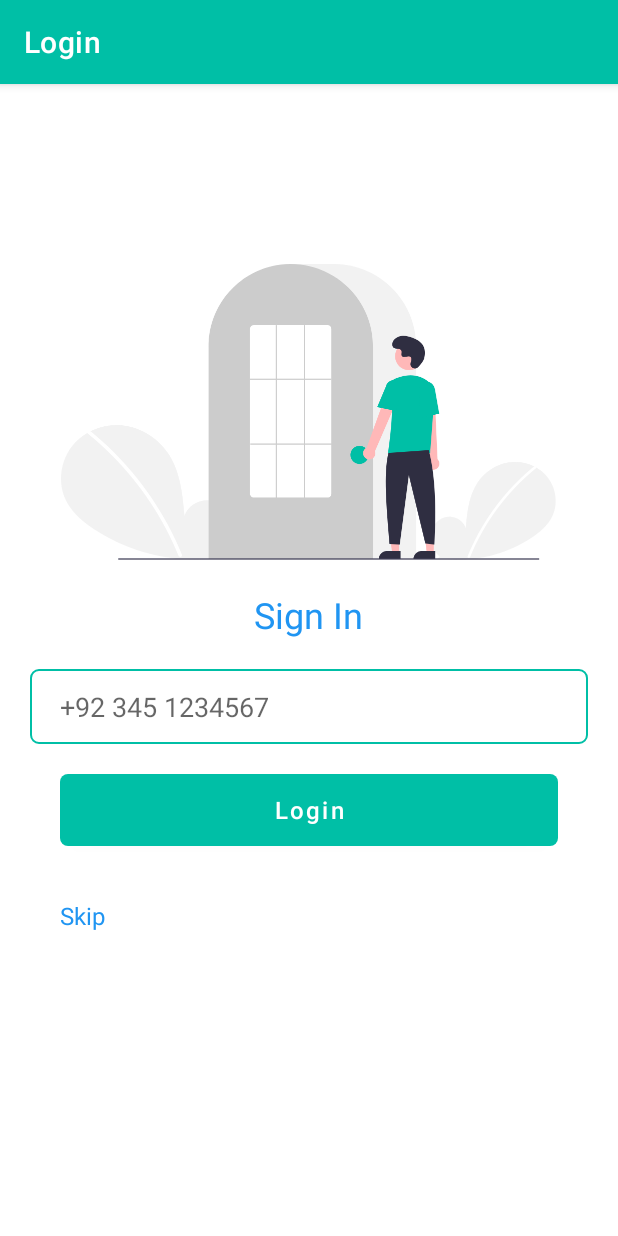
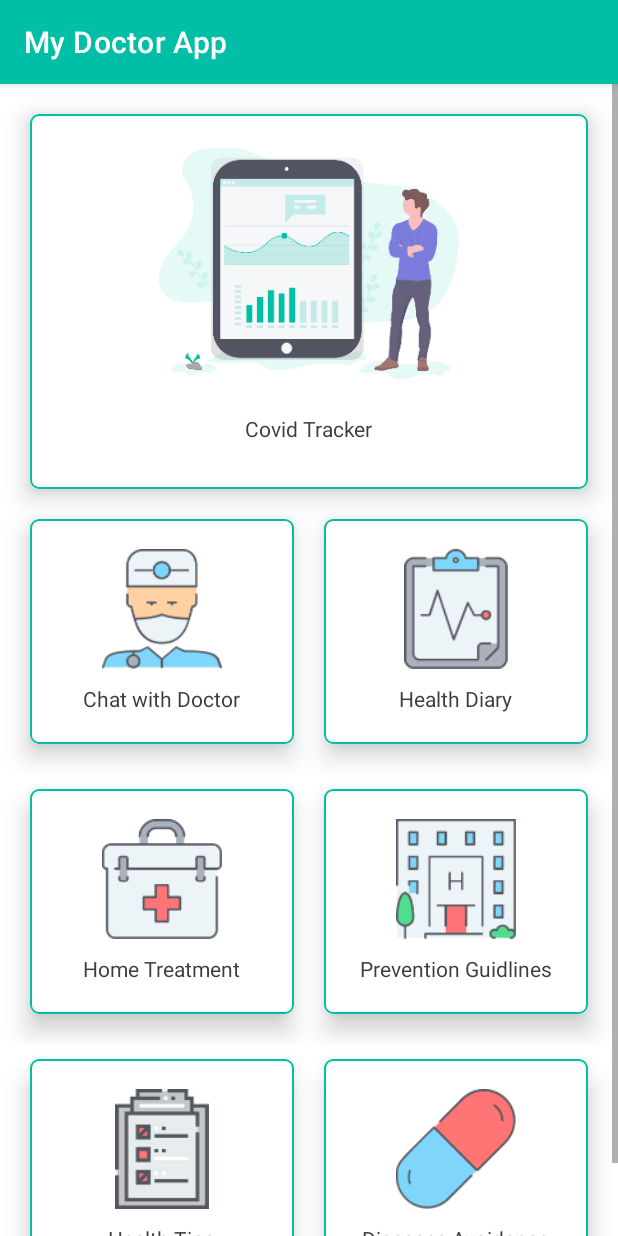
Before and after one commit to MArslan88/My-Doctor-App, an Android app: the LoginActivity screen opened directly, with no data from a screen before it, after a tap on "Skip", on a phone screen of 412 x 824 dp. Run offline under Robolectric (Android 15) with nearby library versions, the phone set to English and light mode, and no system bars; our stand-ins replace Firebase (no records; nobody signed in at launch, a user with empty details on screens opened directly).

Commit message:
skip or without login functionality

```diff
--- a/app/src/main/AndroidManifest.xml
+++ b/app/src/main/AndroidManifest.xml
@@ -11,7 +11,8 @@
         android:roundIcon="@mipmap/ic_launcher_round"
         android:supportsRtl="true"
         android:theme="@style/Theme.MyDoctorApp">
-        <activity android:name=".covidtracker.DetailActivity"></activity>
+        <activity android:name=".MainActivity2"></activity>
+        <activity android:name=".covidtracker.DetailActivity" />
         <activity android:name=".covidtracker.AffectedCountries" />
         <activity android:name=".covidtracker.CovidTrackerActivity" />
         <activity android:name=".ChatActivity" />
--- a/app/src/main/java/com/mhdarslan/mydoctorapp/LoginActivity.java
+++ b/app/src/main/java/com/mhdarslan/mydoctorapp/LoginActivity.java
@@ -66,8 +66,7 @@ public class LoginActivity extends AppCompatActivity {
         skipTxt.setOnClickListener(new View.OnClickListener() {
             @Override
             public void onClick(View v) {
-//                SendUserToMainActivity();
-                Toast.makeText(LoginActivity.this, "Not functional right now!", Toast.LENGTH_SHORT).show();
+                SendUserToMainActivity2();
             }
         });
 
@@ -215,4 +214,9 @@ public class LoginActivity extends AppCompatActivity {
         startActivity(mainIntent);
         finish(); // part of addFlags line
     }
+
+    private void SendUserToMainActivity2() {
+        Intent mainIntent = new Intent(LoginActivity.this, MainActivity2.class);
+        startActivity(mainIntent);
+    }
 }
--- a/app/src/main/java/com/mhdarslan/mydoctorapp/MainActivity.java
+++ b/app/src/main/java/com/mhdarslan/mydoctorapp/MainActivity.java
@@ -31,7 +31,8 @@ public class MainActivity extends AppCompatActivity {
     private FirebaseAuth mAuth;
     private DatabaseReference RootRef;
 
-    private CardView covidTrackerCardView, chatCardView,healthDiaryCardView, homeTreatmentCardView, prevGuideCardView, healthTipsCardView, disAvoidanceCardView;
+    private CardView covidTrackerCardView, chatCardView,healthDiaryCardView,
+            homeTreatmentCardView, prevGuideCardView, healthTipsCardView, disAvoidanceCardView;
 
     @Override
     protected void onCreate(Bundle savedInstanceState) {
--- /dev/null
+++ b/app/src/main/java/com/mhdarslan/mydoctorapp/MainActivity2.java
@@ -0,0 +1,93 @@
+package com.mhdarslan.mydoctorapp;
+
+import androidx.appcompat.app.AppCompatActivity;
+import androidx.cardview.widget.CardView;
+
+import android.content.Intent;
+import android.os.Bundle;
+import android.view.View;
+import android.widget.Toast;
+
+import com.mhdarslan.mydoctorapp.covidtracker.CovidTrackerActivity;
+
+public class MainActivity2 extends AppCompatActivity {
+
+    private CardView covidTrackerCardView, chatCardView,healthDiaryCardView,
+            homeTreatmentCardView, prevGuideCardView, healthTipsCardView, disAvoidanceCardView;
+
+    @Override
+    protected void onCreate(Bundle savedInstanceState) {
+        super.onCreate(savedInstanceState);
+        setContentView(R.layout.activity_main2);
+
+        covidTrackerCardView = findViewById(R.id.covidTrackerCardView);
+        chatCardView = findViewById(R.id.chatCardView);
+        healthDiaryCardView = findViewById(R.id.healthDiaryCardView);
+        homeTreatmentCardView = findViewById(R.id.homeTreatmentCardView);
+        prevGuideCardView = findViewById(R.id.prevGuideCardView);
+        healthTipsCardView = findViewById(R.id.healthTipsCardView);
+        disAvoidanceCardView = findViewById(R.id.disAvoidanceCardView);
+
+
+        // Covid Tracker CardView click listener
+        covidTrackerCardView.setOnClickListener(new View.OnClickListener() {
+            @Override
+            public void onClick(View v) {
+                Intent covidIntent = new Intent(getApplicationContext(), CovidTrackerActivity.class);
+                startActivity(covidIntent);
+            }
+        });
+
+        // Chat CardView click listener
+        chatCardView.setOnClickListener(new View.OnClickListener() {
+            @Override
+            public void onClick(View v) {
+                Toast.makeText(MainActivity2.this, "You need to login for this feature.", Toast.LENGTH_SHORT).show();
+            }
+        });
+
+        // healthDiaryCardView click listener
+        healthDiaryCardView.setOnClickListener(new View.OnClickListener() {
+            @Override
+            public void onClick(View v) {
+                Toast.makeText(MainActivity2.this, "You need to login for this feature.", Toast.LENGTH_SHORT).show();
+            }
+        });
+
+        // homeTreatmentCardView click listener
+        homeTreatmentCardView.setOnClickListener(new View.OnClickListener() {
+            @Override
+            public void onClick(View v) {
+                Intent homeTreatmentIntent = new Intent(getApplicationContext(),HomeTreatmentActivity.class);
+                startActivity(homeTreatmentIntent);
+            }
+        });
+
+        // prevGuideCardView click listener
+        prevGuideCardView.setOnClickListener(new View.OnClickListener() {
+            @Override
+            public void onClick(View v) {
+                Intent prevGuideIntent = new Intent(getApplicationContext(),PrevGuidelineActivity.class);
+                startActivity(prevGuideIntent);
+            }
+        });
+
+        // healthTipsCardView click listener
+        healthTipsCardView.setOnClickListener(new View.OnClickListener() {
+            @Override
+            public void onClick(View v) {
+                Intent healthTipsIntent = new Intent(getApplicationContext(),HealthTipsActivity.class);
+                startActivity(healthTipsIntent);
+            }
+        });
+
+        // disAvoidanceCardView click listener
+        disAvoidanceCardView.setOnClickListener(new View.OnClickListener() {
+            @Override
+            public void onClick(View v) {
+                Intent disAvoidanceIntent = new Intent(getApplicationContext(),PrecautionsActivity.class);
+                startActivity(disAvoidanceIntent);
+            }
+        });
+    }
+}
--- /dev/null
+++ b/app/src/main/res/layout/activity_main2.xml
@@ -0,0 +1,289 @@
+<?xml version="1.0" encoding="utf-8"?>
+<RelativeLayout xmlns:android="http://schemas.android.com/apk/res/android"
+    xmlns:app="http://schemas.android.com/apk/res-auto"
+    xmlns:tools="http://schemas.android.com/tools"
+    android:layout_width="match_parent"
+    android:layout_height="match_parent"
+    tools:context=".MainActivity2">
+
+    <ScrollView
+        android:layout_width="match_parent"
+        android:layout_height="match_parent">
+
+        <LinearLayout
+            android:layout_width="match_parent"
+            android:layout_height="match_parent"
+            android:orientation="vertical">
+
+            <!--            Covid Tracker CardView-->
+            <androidx.cardview.widget.CardView
+                android:id="@+id/covidTrackerCardView"
+                android:layout_width="match_parent"
+                android:layout_height="250dp"
+                android:layout_marginTop="20dp"
+                android:layout_marginBottom="10dp"
+                android:layout_marginLeft="20dp"
+                android:layout_marginRight="20dp"
+                app:cardElevation="10dp"
+                app:cardCornerRadius="5dp">
+                <FrameLayout
+                    android:layout_width="match_parent"
+                    android:layout_height="match_parent"
+                    android:background="@drawable/input"/>
+                <LinearLayout
+                    android:layout_width="match_parent"
+                    android:layout_height="match_parent"
+                    android:gravity="center_horizontal"
+                    android:orientation="vertical">
+                    <ImageView
+                        android:layout_width="200dp"
+                        android:layout_height="200dp"
+                        android:src="@drawable/covid_icon"/>
+                    <TextView
+                        android:layout_width="wrap_content"
+                        android:layout_height="wrap_content"
+                        android:text="Covid Tracker"
+                        android:textColor="@color/text_color"/>
+                </LinearLayout>
+            </androidx.cardview.widget.CardView>
+
+            <!-- Horizontal Layout-1 -->
+            <LinearLayout
+                android:layout_width="match_parent"
+                android:layout_height="match_parent"
+                android:orientation="horizontal">
+
+                <!--            chat CardView-->
+                <androidx.cardview.widget.CardView
+                    android:id="@+id/chatCardView"
+                    android:layout_width="0dp"
+                    android:layout_height="150dp"
+                    android:layout_weight="1"
+                    android:layout_marginTop="10dp"
+                    android:layout_marginBottom="20dp"
+                    android:layout_marginLeft="20dp"
+                    android:layout_marginRight="10dp"
+                    app:cardElevation="10dp"
+                    app:cardCornerRadius="5dp">
+                    <FrameLayout
+                        android:layout_width="match_parent"
+                        android:layout_height="match_parent"
+                        android:background="@drawable/input">
+
+                        <LinearLayout
+                            android:layout_width="match_parent"
+                            android:layout_height="match_parent"
+                            android:gravity="center_horizontal"
+                            android:orientation="vertical">
+
+                            <ImageView
+                                android:layout_width="80dp"
+                                android:layout_height="80dp"
+                                android:layout_marginTop="20dp"
+                                android:src="@drawable/surgeon_icon" />
+
+                            <TextView
+                                android:layout_width="wrap_content"
+                                android:layout_height="wrap_content"
+                                android:layout_marginTop="10dp"
+                                android:text="Chat with Doctor"
+                                android:textColor="@color/text_color" />
+                        </LinearLayout>
+                    </FrameLayout>
+
+                </androidx.cardview.widget.CardView>
+
+                <!--            Health Diary CardView-->
+                <androidx.cardview.widget.CardView
+                    android:id="@+id/healthDiaryCardView"
+                    android:layout_width="0dp"
+                    android:layout_height="150dp"
+                    android:layout_weight="1"
+                    android:layout_marginTop="10dp"
+                    android:layout_marginBottom="20dp"
+                    android:layout_marginLeft="10dp"
+                    android:layout_marginRight="20dp"
+                    app:cardElevation="10dp"
+                    app:cardCornerRadius="5dp">
+                    <FrameLayout
+                        android:layout_width="match_parent"
+                        android:layout_height="match_parent"
+                        android:background="@drawable/input"/>
+                    <LinearLayout
+                        android:layout_width="match_parent"
+                        android:layout_height="match_parent"
+                        android:gravity="center_horizontal"
+                        android:orientation="vertical">
+                        <ImageView
+                            android:layout_width="80dp"
+                            android:layout_height="80dp"
+                            android:layout_marginTop="20dp"
+                            android:src="@drawable/diary_icon"/>
+                        <TextView
+                            android:layout_width="wrap_content"
+                            android:layout_height="wrap_content"
+                            android:layout_marginTop="10dp"
+                            android:text="Health Diary"
+                            android:textColor="@color/text_color"/>
+                    </LinearLayout>
+                </androidx.cardview.widget.CardView>
+            </LinearLayout>
+
+            <!-- Horizontal Layout-2 -->
+            <LinearLayout
+                android:layout_width="match_parent"
+                android:layout_height="match_parent"
+                android:orientation="horizontal">
+
+                <!--            chat CardView-->
+                <androidx.cardview.widget.CardView
+                    android:id="@+id/homeTreatmentCardView"
+                    android:layout_width="0dp"
+                    android:layout_height="150dp"
+                    android:layout_weight="1"
+                    android:layout_marginTop="10dp"
+                    android:layout_marginBottom="20dp"
+                    android:layout_marginLeft="20dp"
+                    android:layout_marginRight="10dp"
+                    app:cardElevation="10dp"
+                    app:cardCornerRadius="5dp">
+                    <FrameLayout
+                        android:layout_width="match_parent"
+                        android:layout_height="match_parent"
+                        android:background="@drawable/input"/>
+                    <LinearLayout
+                        android:layout_width="match_parent"
+                        android:layout_height="match_parent"
+                        android:gravity="center_horizontal"
+                        android:orientation="vertical">
+                        <ImageView
+                            android:layout_width="80dp"
+                            android:layout_height="80dp"
+                            android:layout_marginTop="20dp"
+                            android:src="@drawable/home_treatment_icon"/>
+
+                        <TextView
+                            android:layout_width="wrap_content"
+                            android:layout_height="wrap_content"
+                            android:layout_marginTop="10dp"
+                            android:text="Home Treatment"
+                            android:textColor="@color/text_color" />
+                    </LinearLayout>
+                </androidx.cardview.widget.CardView>
+
+                <!--            Health Diary CardView-->
+                <androidx.cardview.widget.CardView
+                    android:id="@+id/prevGuideCardView"
+                    android:layout_width="0dp"
+                    android:layout_height="150dp"
+                    android:layout_weight="1"
+                    android:layout_marginTop="10dp"
+                    android:layout_marginBottom="20dp"
+                    android:layout_marginLeft="10dp"
+                    android:layout_marginRight="20dp"
+                    app:cardElevation="10dp"
+                    app:cardCornerRadius="5dp">
+                    <FrameLayout
+                        android:layout_width="match_parent"
+                        android:layout_height="match_parent"
+                        android:background="@drawable/input"/>
+                    <LinearLayout
+                        android:layout_width="match_parent"
+                        android:layout_height="match_parent"
+                        android:gravity="center_horizontal"
+                        android:orientation="vertical">
+                        <ImageView
+                            android:layout_width="80dp"
+                            android:layout_height="80dp"
+                            android:layout_marginTop="20dp"
+                            android:src="@drawable/prev_guide_icon"/>
+                        <TextView
+                            android:layout_width="wrap_content"
+                            android:layout_height="wrap_content"
+                            android:layout_marginTop="10dp"
+                            android:text="Prevention Guidlines"
+                            android:textColor="@color/text_color"/>
+                    </LinearLayout>
+                </androidx.cardview.widget.CardView>
+            </LinearLayout>
+
+            <!-- Horizontal Layout-3 -->
+            <LinearLayout
+                android:layout_width="match_parent"
+                android:layout_height="match_parent"
+                android:orientation="horizontal">
+
+                <!--            chat CardView-->
+                <androidx.cardview.widget.CardView
+                    android:id="@+id/healthTipsCardView"
+                    android:layout_width="0dp"
+                    android:layout_height="150dp"
+                    android:layout_weight="1"
+                    android:layout_marginTop="10dp"
+                    android:layout_marginBottom="20dp"
+                    android:layout_marginLeft="20dp"
+                    android:layout_marginRight="10dp"
+                    app:cardElevation="10dp"
+                    app:cardCornerRadius="5dp">
+                    <FrameLayout
+                        android:layout_width="match_parent"
+                        android:layout_height="match_parent"
+                        android:background="@drawable/input"/>
+                    <LinearLayout
+                        android:layout_width="match_parent"
+                        android:layout_height="match_parent"
+                        android:gravity="center_horizontal"
+                        android:orientation="vertical">
+                        <ImageView
+                            android:layout_width="80dp"
+                            android:layout_height="80dp"
+                            android:layout_marginTop="20dp"
+                            android:src="@drawable/health_tips_icon"/>
+
+                        <TextView
+                            android:layout_width="wrap_content"
+                            android:layout_height="wrap_content"
+                            android:layout_marginTop="10dp"
+                            android:text="Health Tips"
+                            android:textColor="@color/text_color" />
+                    </LinearLayout>
+                </androidx.cardview.widget.CardView>
+
+                <!--            Health Diary CardView-->
+                <androidx.cardview.widget.CardView
+                    android:id="@+id/disAvoidanceCardView"
+                    android:layout_width="0dp"
+                    android:layout_height="150dp"
+                    android:layout_weight="1"
+                    android:layout_marginTop="10dp"
+                    android:layout_marginBottom="20dp"
+                    android:layout_marginLeft="10dp"
+                    android:layout_marginRight="20dp"
+                    app:cardElevation="10dp"
+                    app:cardCornerRadius="5dp">
+                    <FrameLayout
+                        android:layout_width="match_parent"
+                        android:layout_height="match_parent"
+                        android:background="@drawable/input"/>
+                    <LinearLayout
+                        android:layout_width="match_parent"
+                        android:layout_height="match_parent"
+                        android:gravity="center_horizontal"
+                        android:orientation="vertical">
+                        <ImageView
+                            android:layout_width="80dp"
+                            android:layout_height="80dp"
+                            android:layout_marginTop="20dp"
+                            android:src="@drawable/pill_icon"/>
+                        <TextView
+                            android:layout_width="wrap_content"
+                            android:layout_height="wrap_content"
+                            android:layout_marginTop="10dp"
+                            android:text="Diseases Avoidance"
+                            android:textColor="@color/text_color"/>
+                    </LinearLayout>
+                </androidx.cardview.widget.CardView>
+            </LinearLayout>
+        </LinearLayout>
+    </ScrollView>
+</RelativeLayout>
```
